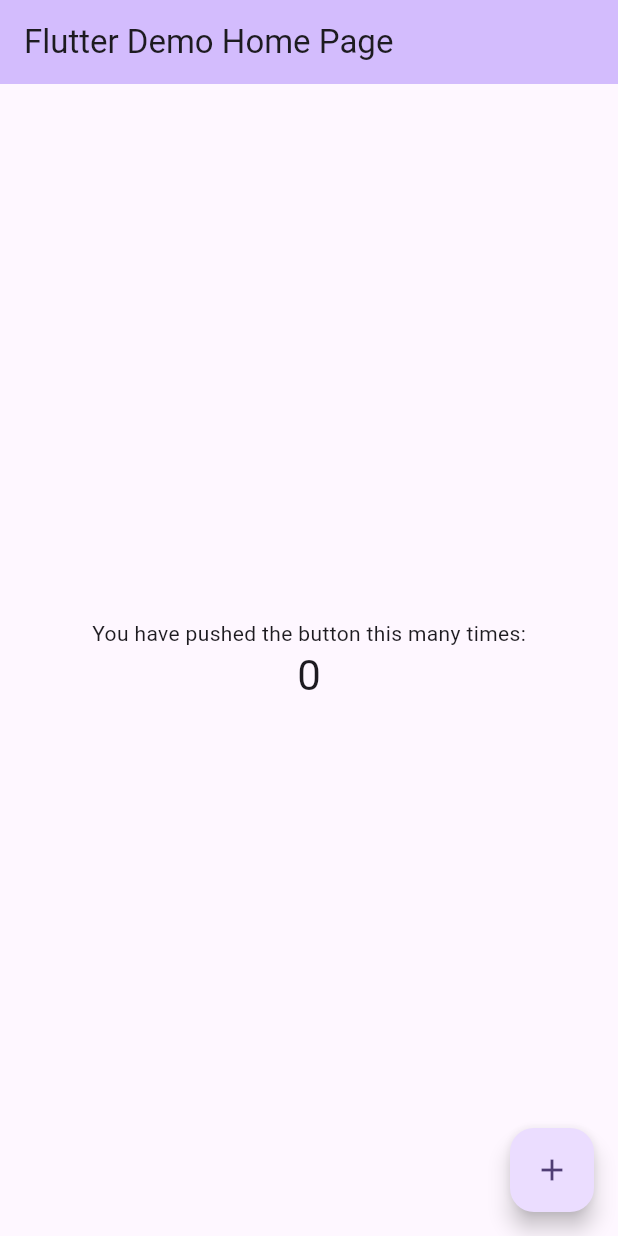
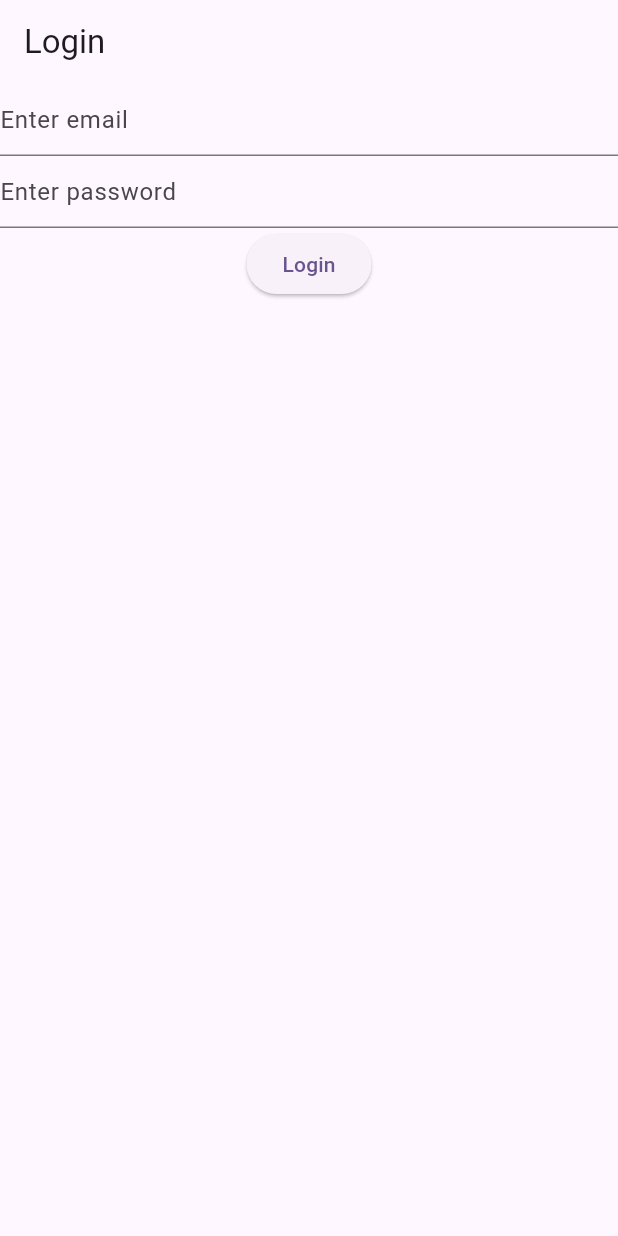
Before and after one commit to bawantha395/group93coffeeshop, a Flutter app: the screen it shows after launch, on a phone screen of 412 x 824 dp. Run offline on Flutter 3.47's test engine with Material 3 defaults, Android fonts, the phone set to English and light mode, and no system bars; our stand-ins replace firebase_auth, firebase_core; accounts and stored records are empty.

Commit message:
3 commit

```diff
--- /dev/null
+++ b/group_coffee/lib/login.dart
@@ -0,0 +1,41 @@
+import 'package:firebase_auth/firebase_auth.dart';
+import 'package:flutter/material.dart';
+
+class Login extends StatefulWidget {
+  const Login({super.key});
+
+  @override
+  State<Login> createState() => _LoginState();
+}
+
+class _LoginState extends State<Login> {
+  TextEditingController email = TextEditingController();
+  TextEditingController password = TextEditingController();
+
+  signin() async {
+    await FirebaseAuth.instance
+        .signInWithEmailAndPassword(email: email.text, password: password.text);
+  }
+
+  @override
+  Widget build(BuildContext context) {
+    return Scaffold(
+      appBar: AppBar(
+        title: Text("Login"),
+      ),
+      body: Column(
+        children: [
+          TextField(
+            controller: email,
+            decoration: InputDecoration(hintText: 'Enter email'),
+          ),
+          TextField(
+            controller: password,
+            decoration: InputDecoration(hintText: 'Enter password'),
+          ),
+          ElevatedButton(onPressed: (()=>signin()), child: Text("Login"))
+        ],
+      ),
+    );
+  }
+}
--- a/group_coffee/lib/main.dart
+++ b/group_coffee/lib/main.dart
@@ -1,5 +1,6 @@
 import 'package:firebase_core/firebase_core.dart';
 import 'package:flutter/material.dart';
+import 'package:group_coffee/wrapper.dart';
 
 void main() async {
   WidgetsFlutterBinding.ensureInitialized();
@@ -44,7 +45,7 @@ class MyApp extends StatelessWidget {
         colorScheme: ColorScheme.fromSeed(seedColor: Colors.deepPurple),
         useMaterial3: true,
       ),
-      home: const MyHomePage(title: 'Flutter Demo Home Page'),
+      home: Wrapper(),
     );
   }
 }
--- /dev/null
+++ b/group_coffee/lib/wrapper.dart
@@ -0,0 +1,28 @@
+import 'package:firebase_auth/firebase_auth.dart';
+import 'package:flutter/material.dart';
+import 'package:group_coffee/homepage.dart';
+import 'package:group_coffee/login.dart';
+
+class Wrapper extends StatefulWidget {
+  const Wrapper({super.key});
+
+  @override
+  State<Wrapper> createState() => _WrapperState();
+}
+
+class _WrapperState extends State<Wrapper> {
+  @override
+  Widget build(BuildContext context) {
+    return Scaffold(
+      body: StreamBuilder(
+          stream: FirebaseAuth.instance.authStateChanges(),
+          builder: (context, snapshot) {
+            if (snapshot.hasData) {
+              return Homepage();
+            } else {
+              return Login();
+            }
+          }),
+    );
+  }
+}
```
Also changed, not shown: group_coffee/lib/homepage.dart (added, +33 -0 lines).
